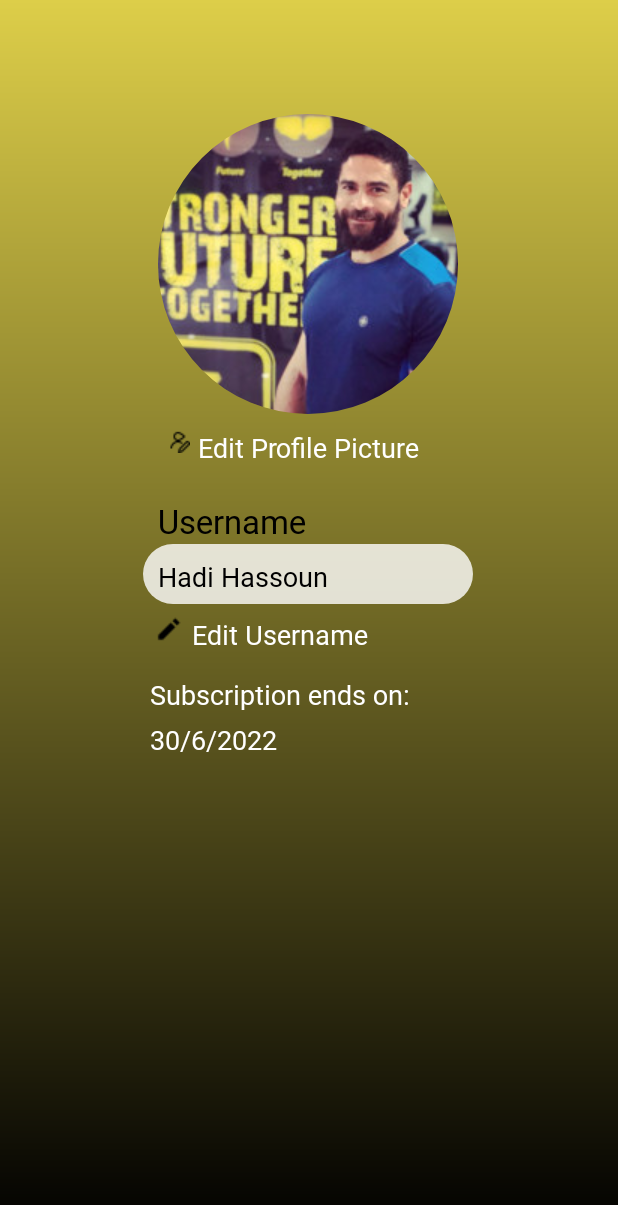
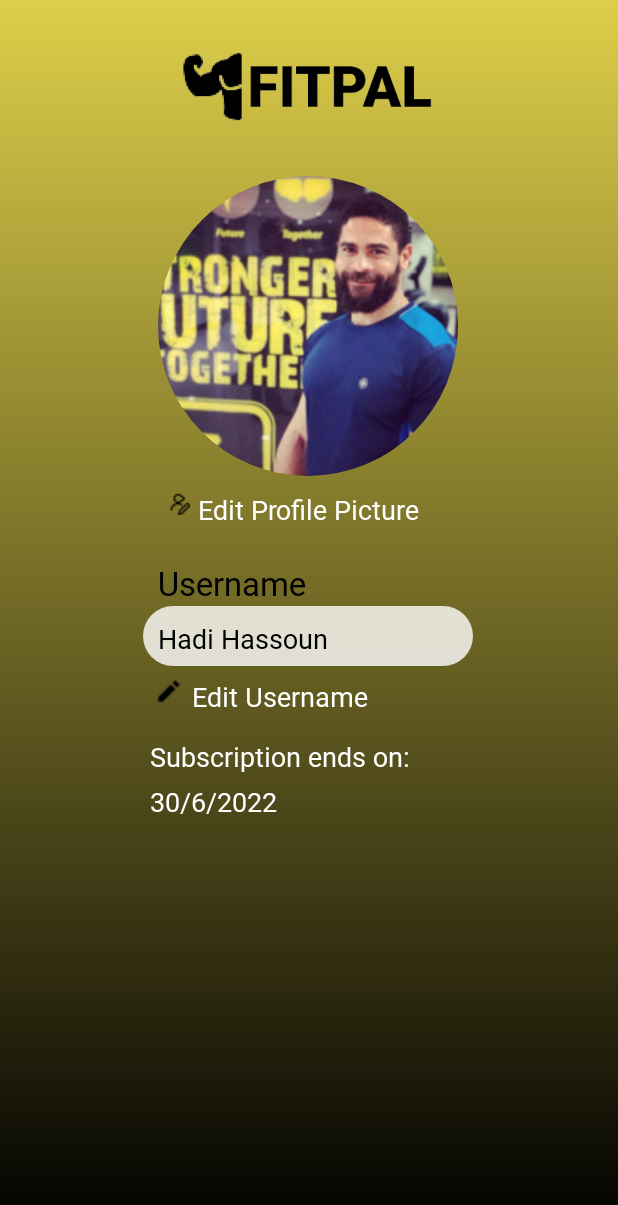
Before and after one commit to HassounHadi/FitPal, an Android app: the profilePage screen opened directly, with no data from a screen before it, on a phone screen of 412 x 824 dp. Shown: the top 1205 px of the screen. Run offline under Robolectric (Android 15) with nearby library versions, the light colour scheme and no system bars.

Commit message:
Page-7 Adding Logo-Button + Setting intent for transition from Page-7 to Page-1

```diff
--- a/FrontEnd/app/src/main/java/com/example/fitpal/profilePage.java
+++ b/FrontEnd/app/src/main/java/com/example/fitpal/profilePage.java
@@ -2,13 +2,27 @@ package com.example.fitpal;
 
 import androidx.appcompat.app.AppCompatActivity;
 
+import android.content.Intent;
 import android.os.Bundle;
+import android.view.View;
+import android.widget.ImageView;
 
 public class profilePage extends AppCompatActivity {
+
+    ImageView logo;
 
     @Override
     protected void onCreate(Bundle savedInstanceState) {
         super.onCreate(savedInstanceState);
         setContentView(R.layout.profile);
+
+        logo = (ImageView) findViewById(R.id.logo_btn);
+        logo.setOnClickListener(new View.OnClickListener() {
+            @Override
+            public void onClick(View view) {
+                Intent intent = new Intent(profilePage.this ,homeActivity.class);
+                startActivity(intent);
+            }
+        });
     }
 }
--- a/FrontEnd/app/src/main/res/layout/home.xml
+++ b/FrontEnd/app/src/main/res/layout/home.xml
@@ -116,7 +116,7 @@
         android:id="@+id/viewAccount"
         android:layout_width="wrap_content"
         android:layout_height="20dp"
-        android:layout_marginTop="20dp"
+        android:layout_marginTop="30dp"
         android:fontFamily="@font/seoulnamsan"
         android:text="@string/viewAccount"
         android:textColor="@color/white"
--- a/FrontEnd/app/src/main/res/layout/profile.xml
+++ b/FrontEnd/app/src/main/res/layout/profile.xml
@@ -6,16 +6,27 @@
     android:layout_height="match_parent"
     android:background="@drawable/background2">
 
+    <ImageView
+        android:id="@+id/logo_btn"
+        android:layout_width="182dp"
+        android:layout_height="73dp"
+        android:layout_marginTop="24dp"
+        android:src="@drawable/logo"
+        app:layout_constraintEnd_toEndOf="parent"
+        app:layout_constraintHorizontal_bias="0.5"
+        app:layout_constraintStart_toStartOf="parent"
+        app:layout_constraintTop_toTopOf="parent" />
+
     <com.google.android.material.imageview.ShapeableImageView
         android:id="@+id/pp"
         android:layout_width="200dp"
         android:layout_height="200dp"
-        android:layout_marginTop="76dp"
+        android:layout_marginTop="20dp"
         android:src="@drawable/coach1"
         app:layout_constraintEnd_toEndOf="parent"
         app:layout_constraintHorizontal_bias="0.497"
         app:layout_constraintStart_toStartOf="parent"
-        app:layout_constraintTop_toTopOf="parent"
+        app:layout_constraintTop_toBottomOf="@id/logo_btn"
         app:shapeAppearanceOverlay="@style/circleImage2" />
 
     <TextView
```
